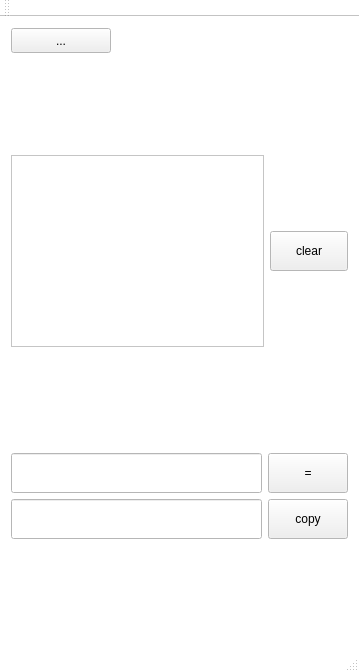
Old version of the form visualcalculator.ui in the repository YuarenArt/VisualCalculator.
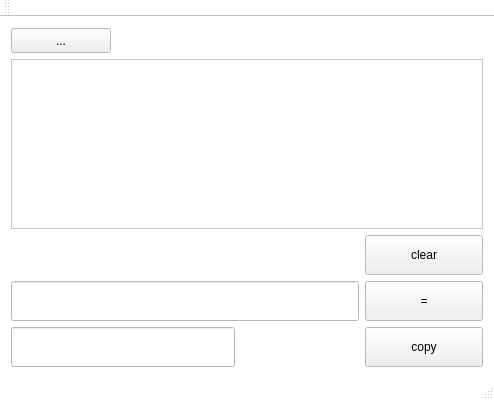
New version of the form.

Commit message:
Designe of interface is changed. Added GridLayout added as a layout.
The functions that are not needed in the class methods are added to the Calculator Utils namespace and placed in a separate .cpp

```diff
--- a/visualcalculator.ui
+++ b/visualcalculator.ui
@@ -6,8 +6,8 @@
    <rect>
     <x>0</x>
     <y>0</y>
-    <width>359</width>
-    <height>672</height>
+    <width>494</width>
+    <height>400</height>
    </rect>
   </property>
   <property name="minimumSize">
@@ -87,14 +87,26 @@
    <string>VisualCalculator</string>
   </property>
   <widget class="QWidget" name="centralWidget">
-   <layout class="QHBoxLayout" name="horizontalLayout_6">
+   <layout class="QHBoxLayout" name="horizontalLayout_4">
     <item>
-     <layout class="QVBoxLayout" name="verticalLayout_4">
+     <layout class="QHBoxLayout" name="horizontalLayout_3">
       <item>
-       <layout class="QGridLayout" name="gridLayout_2"/>
-      </item>
-      <item>
-       <widget class="QToolButton" name="toolButton">
+       <layout class="QGridLayout" name="mainGrid">
+        <item row="2" column="3">
+         <widget class="QPushButton" name="clearBtn">
+          <property name="minimumSize">
+           <size>
+            <width>60</width>
+            <height>40</height>
+           </size>
+          </property>
+          <property name="text">
+           <string>clear</string>
+          </property>
+         </widget>
+        </item>
+        <item row="0" column="0">
+         <widget class="QToolButton" name="menuChoice">
         <property name="sizePolicy">
          <sizepolicy hsizetype="Maximum" vsizetype="Fixed">
           <horstretch>100</horstretch>
@@ -112,62 +124,54 @@
         </property>
        </widget>
       </item>
-      <item>
-       <spacer name="verticalSpacer_2">
-        <property name="orientation">
-         <enum>Qt::Vertical</enum>
-        </property>
-        <property name="sizeHint" stdset="0">
+        <item row="6" column="3">
+         <widget class="QPushButton" name="copyBtn">
+          <property name="minimumSize">
          <size>
-          <width>20</width>
-          <height>50</height>
-         </size>
-        </property>
-       </spacer>
-      </item>
-      <item>
-       <layout class="QHBoxLayout" name="horizontalLayout_3">
-        <item>
+            <width>60</width>
+            <height>40</height>
+           </size>
+          </property>
+          <property name="text">
+           <string>copy</string>
+          </property>
+         </widget>
+        </item>
+        <item row="1" column="0" colspan="4">
          <widget class="QTextEdit" name="textShow">
+          <property name="enabled">
+           <bool>true</bool>
+          </property>
           <property name="minimumSize">
            <size>
             <width>120</width>
             <height>100</height>
            </size>
           </property>
+          <property name="maximumSize">
+           <size>
+            <width>16777215</width>
+            <height>200</height>
+           </size>
+          </property>
+          <property name="font">
+           <font>
+            <pointsize>16</pointsize>
+           </font>
+          </property>
          </widget>
         </item>
-        <item>
-         <widget class="QPushButton" name="pushButton">
+        <item row="6" column="0" colspan="2">
+         <widget class="QLineEdit" name="showResult">
           <property name="minimumSize">
            <size>
-            <width>60</width>
+            <width>0</width>
             <height>40</height>
            </size>
           </property>
-          <property name="text">
-           <string>clear</string>
-          </property>
          </widget>
         </item>
-       </layout>
-      </item>
-      <item>
-       <spacer name="verticalSpacer">
-        <property name="orientation">
-         <enum>Qt::Vertical</enum>
-        </property>
-        <property name="sizeHint" stdset="0">
-         <size>
-          <width>20</width>
-          <height>100</height>
-         </size>
-        </property>
-       </spacer>
-      </item>
-      <item>
-       <layout class="QHBoxLayout" name="horizontalLayout_4">
-        <item>
+        <item row="4" column="0" colspan="3">
          <widget class="QLineEdit" name="lineEdit">
           <property name="minimumSize">
            <size>
@@ -175,9 +179,12 @@
             <height>40</height>
            </size>
           </property>
+          <property name="text">
+           <string/>
+          </property>
          </widget>
         </item>
-        <item>
+        <item row="4" column="3">
          <widget class="QPushButton" name="equalBtn">
           <property name="minimumSize">
            <size>
@@ -192,46 +199,6 @@
         </item>
        </layout>
       </item>
-      <item>
-       <layout class="QHBoxLayout" name="horizontalLayout_5">
-        <item>
-         <widget class="QLineEdit" name="showResult">
-          <property name="minimumSize">
-           <size>
-            <width>0</width>
-            <height>40</height>
-           </size>
-          </property>
-         </widget>
-        </item>
-        <item>
-         <widget class="QPushButton" name="copyBtn">
-          <property name="minimumSize">
-           <size>
-            <width>60</width>
-            <height>40</height>
-           </size>
-          </property>
-          <property name="text">
-           <string>copy</string>
-          </property>
-         </widget>
-        </item>
-       </layout>
-      </item>
-      <item>
-       <spacer name="verticalSpacer_3">
-        <property name="orientation">
-         <enum>Qt::Vertical</enum>
-        </property>
-        <property name="sizeHint" stdset="0">
-         <size>
-          <width>20</width>
-          <height>100</height>
-         </size>
-        </property>
-       </spacer>
-      </item>
      </layout>
     </item>
    </layout>
@@ -246,6 +213,7 @@
     </rect>
    </property>
   </widget>
+  <widget class="QStatusBar" name="statusBar"/>
   <widget class="QToolBar" name="mainToolBar">
    <attribute name="toolBarArea">
     <enum>TopToolBarArea</enum>
@@ -254,7 +222,6 @@
     <bool>false</bool>
    </attribute>
   </widget>
-  <widget class="QStatusBar" name="statusBar"/>
  </widget>
  <layoutdefault spacing="6" margin="11"/>
  <resources>
```
Left out of the diff: 2 changed lines with no effect on the pictures. Lines whose indentation alone changed are shown as unchanged. The commit also changes 6 other files.
